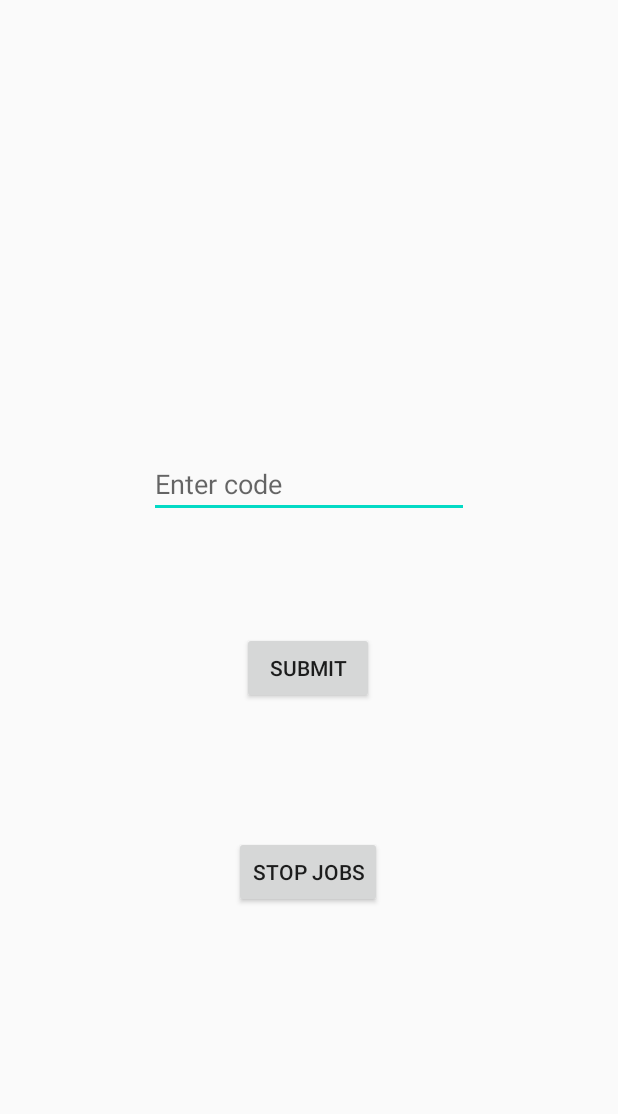
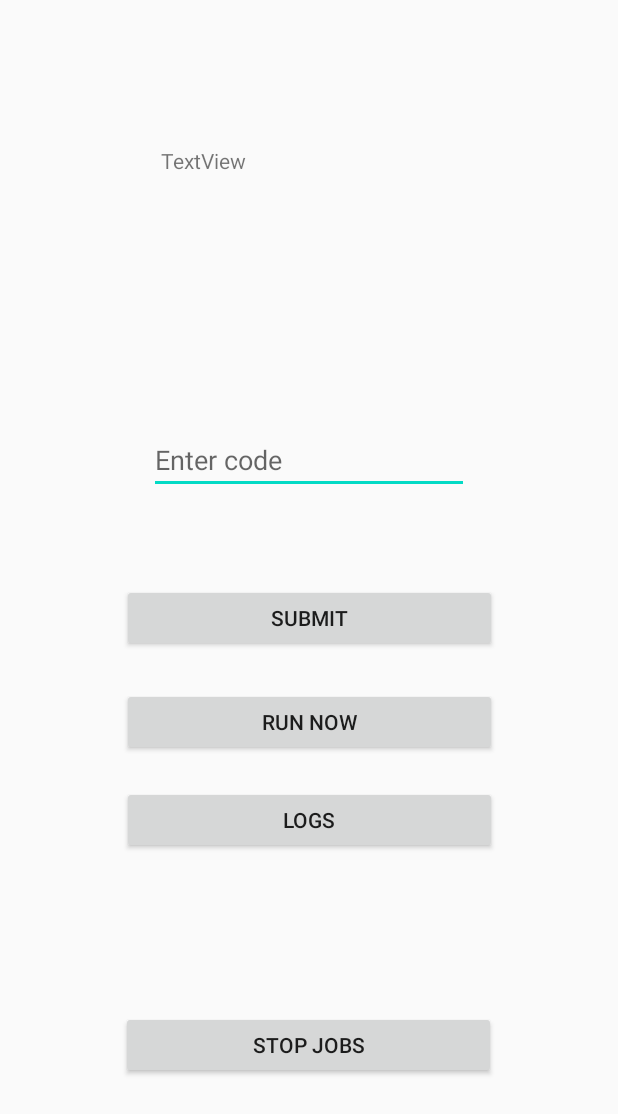
Before and after one commit to mrbublos/reposter, an Android app: the screen it shows after launch (MainActivity), on a phone screen of 412 x 824 dp. Shown: the top 1114 px of the screen. Run offline under Robolectric (Android 15) with nearby library versions, the phone set to English and light mode, and no system bars; libraries missing offline, so code that uses them is left out: dev.whyoleg.ktd; 4 statements that could not run were skipped.

```diff
--- a/app/src/main/AndroidManifest.xml
+++ b/app/src/main/AndroidManifest.xml
@@ -22,6 +22,7 @@
         </activity>
         <activity android:name=".AddActivity"/>
         <activity android:name=".SettingsActivity"/>
+        <activity android:name=".LogsActivity"/>
     </application>
 
 </manifest>
--- a/app/src/main/java/my/reposter/TeleService.kt
+++ b/app/src/main/java/my/reposter/TeleService.kt
@@ -12,6 +12,7 @@ import dev.whyoleg.ktd.api.message.sendMessage
 import kotlinx.coroutines.*
 import kotlinx.coroutines.flow.Flow
 import kotlinx.coroutines.flow.map
+import my.reposter.adapters.Chat
 
 object TeleService {
 
--- a/app/src/main/res/layout/activity_main.xml
+++ b/app/src/main/res/layout/activity_main.xml
@@ -15,20 +15,19 @@
 
         <Button
                 android:text="Submit"
-                android:layout_width="wrap_content"
-                android:layout_height="wrap_content" android:id="@+id/button"
+                android:layout_width="250dp"
+                android:layout_height="45dp" android:id="@+id/button"
                 app:layout_constraintEnd_toEndOf="parent"
                 app:layout_constraintStart_toStartOf="parent" app:layout_constraintBottom_toBottomOf="parent"
-                app:layout_constraintTop_toTopOf="parent" app:layout_constraintHorizontal_bias="0.498"
-                app:layout_constraintVertical_bias="0.543"/>
+                app:layout_constraintTop_toTopOf="parent"
+        />
         <Button
                 android:text="Stop jobs"
-                android:layout_width="wrap_content"
-                android:layout_height="wrap_content" android:id="@+id/stop"
-                app:layout_constraintTop_toBottomOf="@id/button"
+                android:layout_width="250dp"
+                android:layout_height="45dp" android:id="@+id/stop"
                 app:layout_constraintBottom_toBottomOf="parent" app:layout_constraintStart_toStartOf="parent"
                 app:layout_constraintEnd_toEndOf="parent" app:layout_constraintHorizontal_bias="0.498"
-                app:layout_constraintVertical_bias="0.288"/>
+                app:layout_constraintTop_toBottomOf="@+id/logs"/>
         <EditText
                 android:layout_width="wrap_content"
                 android:layout_height="wrap_content"
@@ -42,5 +41,26 @@
                 android:layout_width="wrap_content"
                 android:layout_height="wrap_content" app:layout_constraintGuide_begin="224dp"
                 android:id="@+id/guideline"/>
+        <Button
+                android:text="run now"
+                android:layout_width="250dp"
+                android:layout_height="45dp" android:id="@+id/runNow"
+                app:layout_constraintTop_toBottomOf="@+id/button"
+                android:layout_marginTop="24dp" app:layout_constraintEnd_toEndOf="parent"
+                app:layout_constraintStart_toStartOf="parent"/>
+        <Button
+                android:text="logs"
+                android:layout_width="250dp"
+                android:layout_height="45dp" android:id="@+id/logs"
+                app:layout_constraintTop_toBottomOf="@+id/runNow"
+                android:layout_marginTop="20dp" app:layout_constraintStart_toStartOf="parent"
+                app:layout_constraintEnd_toEndOf="parent"/>
+        <TextView
+                android:text="TextView"
+                android:layout_width="198dp"
+                android:layout_height="30dp" android:id="@+id/info"
+                app:layout_constraintTop_toTopOf="parent"
+                app:layout_constraintBottom_toTopOf="@+id/guideline" app:layout_constraintEnd_toEndOf="parent"
+                app:layout_constraintStart_toStartOf="parent"/>
     </androidx.constraintlayout.widget.ConstraintLayout>
 </androidx.coordinatorlayout.widget.CoordinatorLayout>
```
Also changed, not shown: app/src/main/java/my/reposter/AddActivity.kt (+19 -3 lines), app/src/main/java/my/reposter/LogsActivity.kt (added, +30 -0 lines), app/src/main/java/my/reposter/MainActivity.kt (+24 -2 lines), app/src/main/java/my/reposter/RepostWork.kt (+13 -0 lines), app/src/main/java/my/reposter/SettingsActivity.kt (+6 -1 lines), app/src/main/java/my/reposter/adapters/ChatAdapter.kt (renamed from app/src/main/java/my/reposter/ChatAdapter.kt, +4 -3 lines), app/src/main/java/my/reposter/adapters/ConfigAdapter.kt (added, +25 -0 lines), app/src/main/java/my/reposter/adapters/LogAdapter.kt (renamed from app/src/main/java/my/reposter/ConfigAdapter.kt, +7 -5 lines), app/src/main/java/my/reposter/db/Db.kt (+9 -2 lines), app/src/main/java/my/reposter/db/LogDao.kt (added, +32 -0 lines), app/src/main/res/layout/log_element.xml (added, +20 -0 lines), app/src/main/res/layout/log_list.xml (added, +20 -0 lines).
